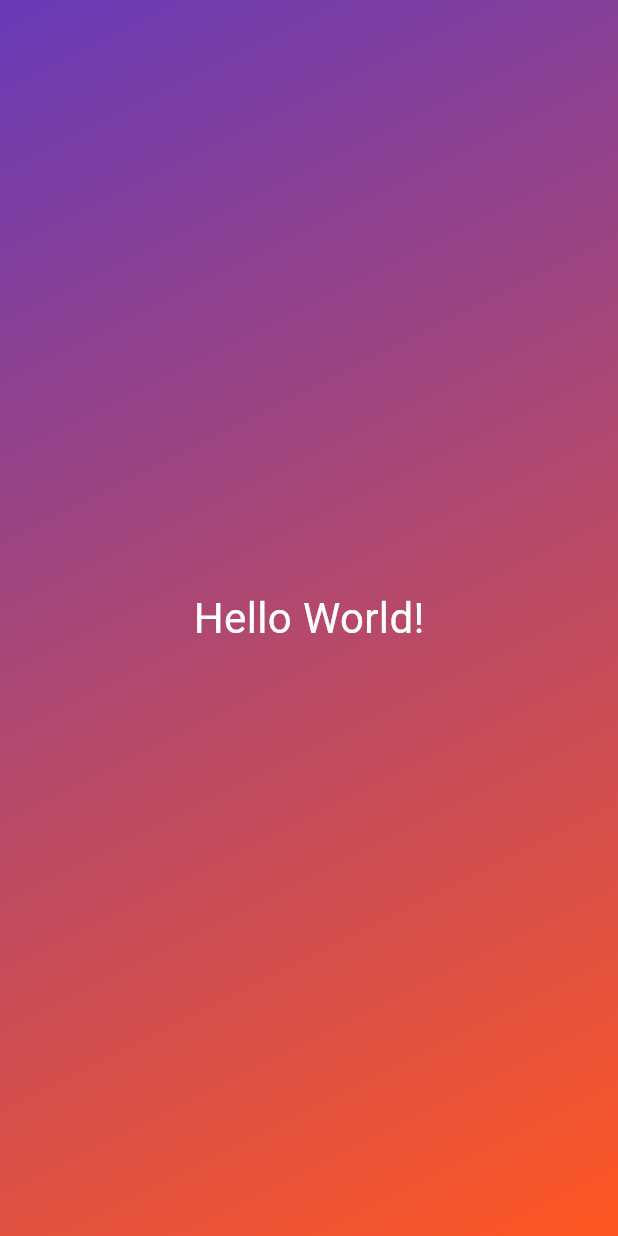
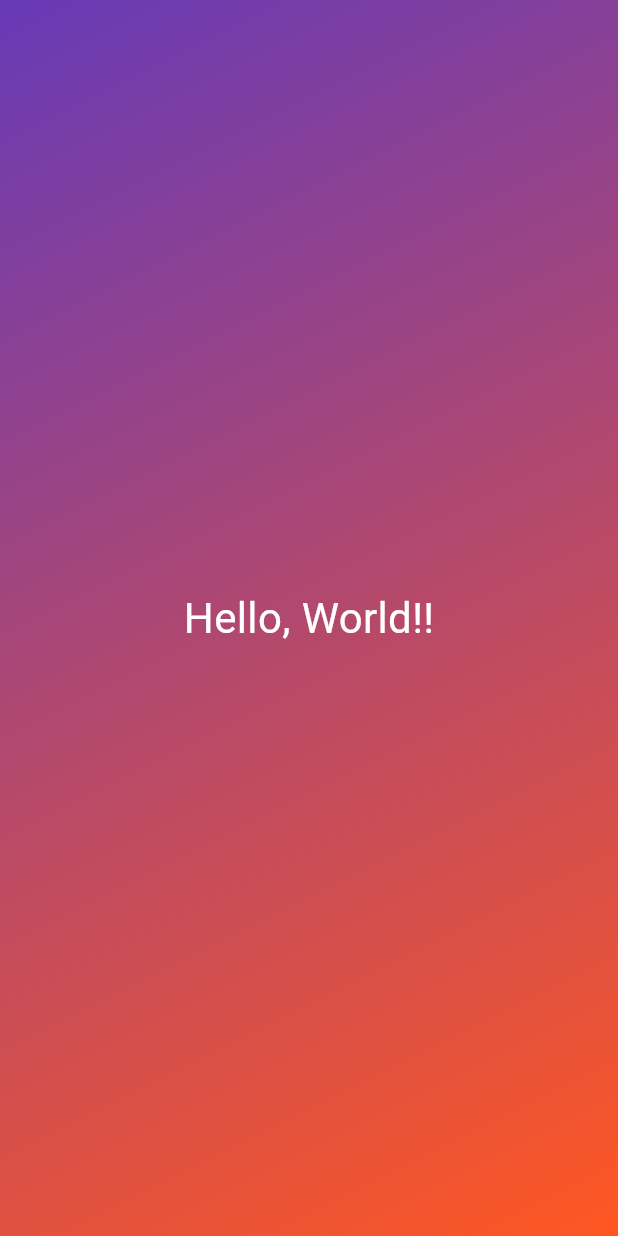
Before and after one commit to maonyanta/udemy-roll-dice-app, a Flutter app: the screen it shows after launch, on a phone screen of 412 x 824 dp. Run offline on Flutter 3.47's test engine with Material 3 defaults, Android fonts, the phone set to English and light mode, and no system bars.

Commit message:
39. create styled_text.dart

```diff
--- a/lib/gradient_container.dart
+++ b/lib/gradient_container.dart
@@ -1,4 +1,5 @@
 import 'package:flutter/material.dart';
+import 'package:roll_dice_app/styled_text.dart';
 
 class GradientContainer extends StatelessWidget {
   const GradientContainer({super.key});
@@ -17,14 +18,8 @@ class GradientContainer extends StatelessWidget {
             ),
           ),
           child: const Center(
-            child: Text(
-              'Hello World!',
-              style: TextStyle(
-                color: Colors.white,
-                fontSize: 28,
-              ),
+            child: StyledText(),
             ),
-          ),
-        );
+          );
   }
 }
--- /dev/null
+++ b/lib/styled_text.dart
@@ -0,0 +1,16 @@
+import 'package:flutter/material.dart';
+
+class StyledText extends StatelessWidget {
+  const StyledText({super.key});
+
+  @override
+  Widget build(context) {
+    return const Text(
+      'Hello, World!!',
+      style: TextStyle(
+        color: Colors.white,
+        fontSize: 28,
+      ),
+    );
+  }
+}
```
